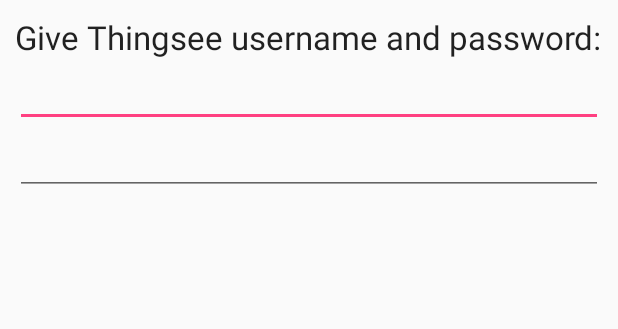
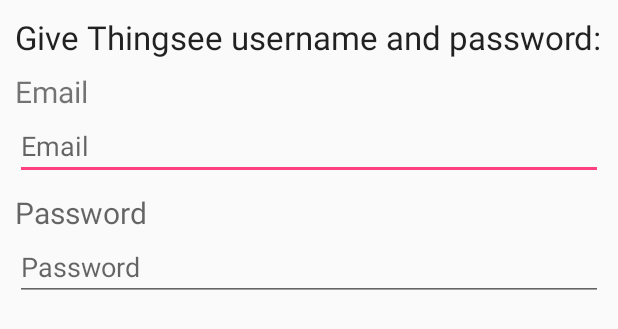
Before and after one commit to HuyAms/Measure-distance, an Android app: the layout credentials_dialog.xml on its own in the app's theme, with its tools: preview values and no code run, on a phone screen of 412 x 824 dp. Shown: the top 329 px of the screen. Run offline under Robolectric (Android 15) with nearby library versions, the phone set to English and light mode, and no system bars.

```diff
--- a/app/src/main/res/layout/activity_main.xml
+++ b/app/src/main/res/layout/activity_main.xml
@@ -40,7 +40,7 @@
                     android:orientation="vertical">
 
                     <Button
-                        android:id="@+id/myButton"
+                        android:id="@+id/btnSwitchAccount"
                         android:layout_width="match_parent"
                         android:layout_height="wrap_content"
                         android:layout_gravity="center"
--- a/app/src/main/res/layout/credentials_dialog.xml
+++ b/app/src/main/res/layout/credentials_dialog.xml
@@ -10,17 +10,40 @@
         android:id="@+id/textViewDialogMsg"
         android:layout_width="wrap_content"
         android:layout_height="wrap_content"
+        android:layout_marginBottom="8dp"
         android:text="Give Thingsee username and password:"
         android:textAppearance="?android:attr/textAppearanceLarge" />
+
+    <TextView
+        android:id="@+id/textView4"
+        android:layout_width="match_parent"
+        android:layout_height="wrap_content"
+        android:text="Email"
+        android:textSize="20sp" />
+
     <EditText
         android:id="@+id/editTextDialogUsername"
         android:layout_width="match_parent"
-        android:layout_height="wrap_content" >
+        android:layout_height="wrap_content"
+        android:layout_marginBottom="8dp"
+        android:hint="Email"
+        android:inputType="textWebEmailAddress">
+
         <requestFocus />
     </EditText>
+
+    <TextView
+        android:id="@+id/textView6"
+        android:layout_width="match_parent"
+        android:layout_height="wrap_content"
+        android:text="Password"
+        android:textAppearance="@style/TextAppearance.AppCompat.Caption"
+        android:textSize="20sp" />
+
     <EditText
         android:id="@+id/editTextDialogPassword"
         android:layout_width="match_parent"
-        android:layout_height="wrap_content" >
-    </EditText>
+        android:layout_height="wrap_content"
+        android:hint="Password"
+        android:inputType="textPassword"></EditText>
 </LinearLayout>
```
Also changed, not shown: app/src/main/java/com/example/trinddinhhuy/adapter/CustomAdapter.java (added, +54 -0 lines), app/src/main/java/com/example/trinddinhhuy/thingsee/MainActivity.java (+44 -38 lines), app/src/main/res/layout/custom_listview.xml (added, +65 -0 lines), app/src/main/res/drawable/date.png (added), app/src/main/res/drawable/location.jpg (added).
